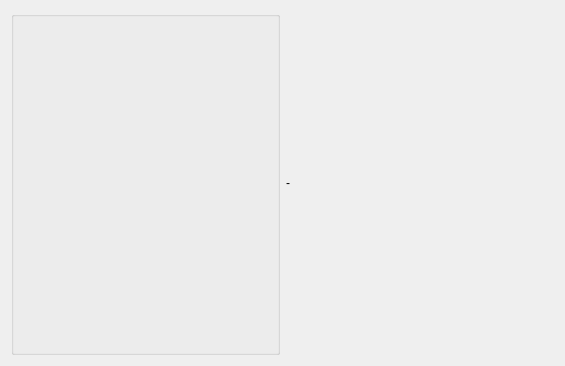
Above: vlc/VLCVideoWidget.ui from Aerobota/OpenCV before the change. Below: the same form after it.
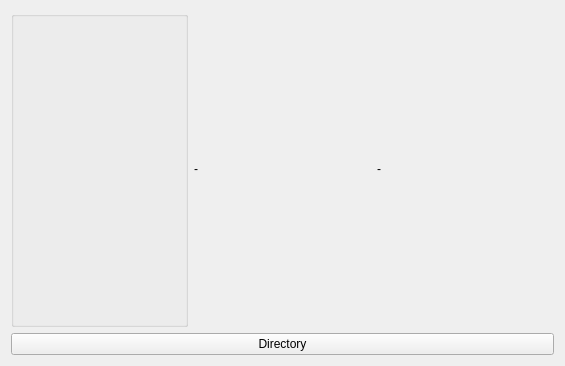
That is the form after the change.

Commit message: Add process image for directory

The edit to the form file:
```diff
--- a/vlc/VLCVideoWidget.ui
+++ b/vlc/VLCVideoWidget.ui
@@ -23,6 +23,13 @@
        </property>
       </widget>
      </item>
+     <item>
+      <widget class="QLabel" name="lbImageNormal">
+       <property name="text">
+        <string>-</string>
+       </property>
+      </widget>
+     </item>
      <item>
       <widget class="QLabel" name="lbImageMatrixRGB">
        <property name="text">
@@ -32,6 +39,13 @@
      </item>
     </layout>
    </item>
+   <item row="1" column="0">
+    <widget class="QPushButton" name="btDirectory">
+     <property name="text">
+      <string>Directory</string>
+     </property>
+    </widget>
+   </item>
   </layout>
  </widget>
  <resources/>
```
The commit also changes 2 other files.
